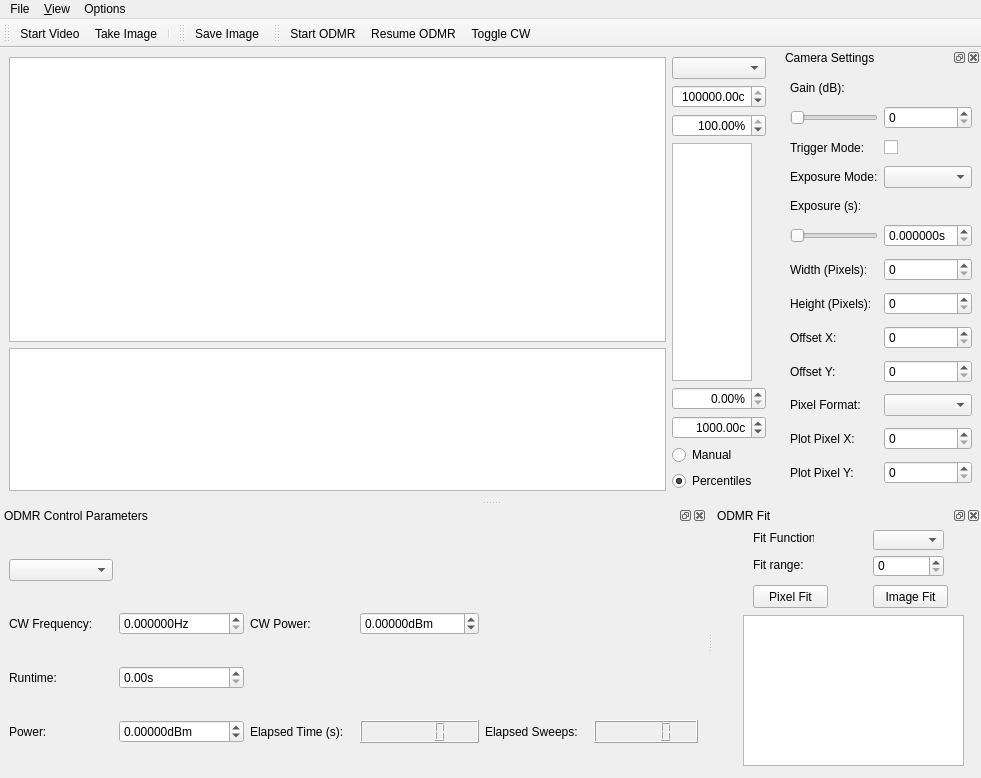
The window that gui/odmr/ui_odmrgui_camera.ui (gerald00627/qudi) describes before a commit, drawn with Qt 5.
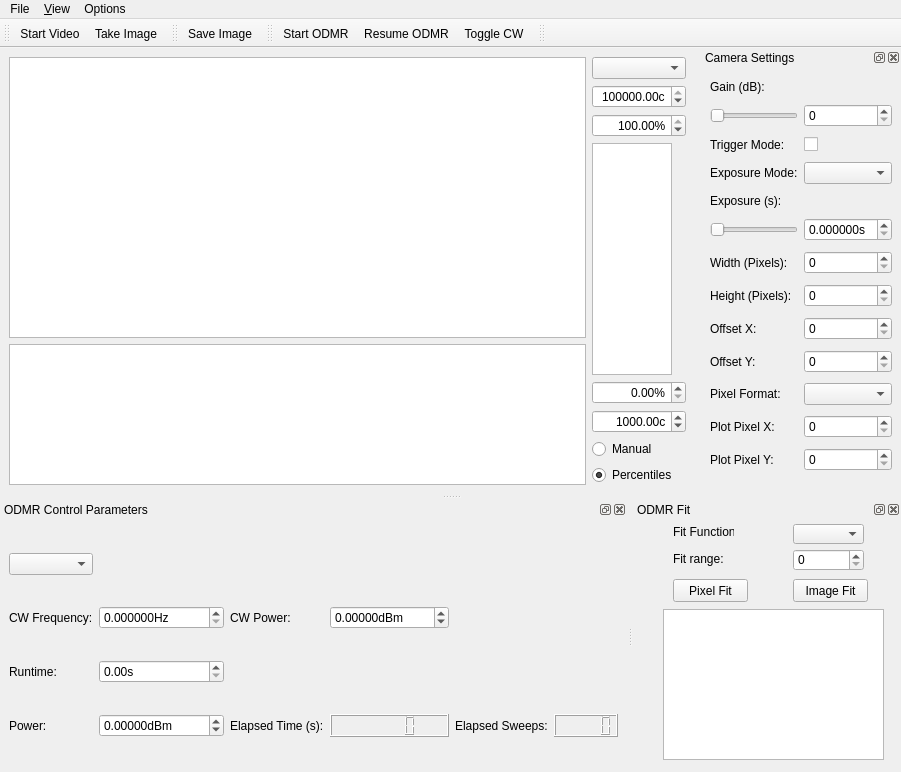
The same window after the commit. Icons and pictures are not drawn. Custom widgets are drawn as their Qt base class.

Commit message:
Changes to GUI pulsing control and predefined methods dictionary
Added Pulser On/off button to WF camera gui
Added pulse sequence clear button to WF camera gui
Widefield measurement logic interfacing with predefined measurement parameters

Patch:
```diff
--- a/gui/odmr/ui_odmrgui_camera.ui
+++ b/gui/odmr/ui_odmrgui_camera.ui
@@ -6,8 +6,8 @@
    <rect>
     <x>0</x>
     <y>0</y>
-    <width>981</width>
-    <height>778</height>
+    <width>866</width>
+    <height>772</height>
    </rect>
   </property>
   <property name="windowTitle">
@@ -248,7 +248,7 @@
     <rect>
      <x>0</x>
      <y>0</y>
-     <width>981</width>
+     <width>866</width>
      <height>21</height>
     </rect>
    </property>
@@ -308,7 +308,6 @@
    </attribute>
    <addaction name="start_video_Action"/>
    <addaction name="start_image_Action"/>
-   <addaction name="separator"/>
   </widget>
   <widget class="QDockWidget" name="dockWidget_4">
    <property name="minimumSize">
@@ -674,20 +673,6 @@
    </attribute>
    <addaction name="action_Save"/>
   </widget>
-  <widget class="QToolBar" name="toolBar">
-   <property name="windowTitle">
-    <string>toolBar</string>
-   </property>
-   <attribute name="toolBarArea">
-    <enum>TopToolBarArea</enum>
-   </attribute>
-   <attribute name="toolBarBreak">
-    <bool>false</bool>
-   </attribute>
-   <addaction name="action_run_stop"/>
-   <addaction name="action_resume_odmr"/>
-   <addaction name="action_toggle_cw"/>
-  </widget>
   <widget class="QDockWidget" name="dockWidget_5">
    <property name="sizePolicy">
     <sizepolicy hsizetype="Fixed" vsizetype="Fixed">
@@ -804,6 +789,31 @@
     </widget>
    </widget>
   </widget>
+  <widget class="QToolBar" name="toolBar">
+   <property name="windowTitle">
+    <string>toolBar</string>
+   </property>
+   <attribute name="toolBarArea">
+    <enum>TopToolBarArea</enum>
+   </attribute>
+   <attribute name="toolBarBreak">
+    <bool>false</bool>
+   </attribute>
+   <addaction name="action_run_stop"/>
+   <addaction name="action_resume_odmr"/>
+   <addaction name="action_toggle_cw"/>
+  </widget>
+  <widget class="QToolBar" name="Pulser_ToolBar">
+   <property name="windowTitle">
+    <string>toolBar_2</string>
+   </property>
+   <attribute name="toolBarArea">
+    <enum>TopToolBarArea</enum>
+   </attribute>
+   <attribute name="toolBarBreak">
+    <bool>false</bool>
+   </attribute>
+  </widget>
   <action name="start_video_Action">
    <property name="checkable">
     <bool>true</bool>
@@ -883,9 +893,6 @@
    <property name="checkable">
     <bool>true</bool>
    </property>
-   <property name="enabled">
-    <bool>true</bool>
-   </property>
    <property name="icon">
     <iconset>
      <normaloff>../../artwork/icons/qudiTheme/22x22/start-counter.png</normaloff>
```
Left out of the diff: 22 changed lines with no effect on the pictures. The commit also changes 4 other files.
